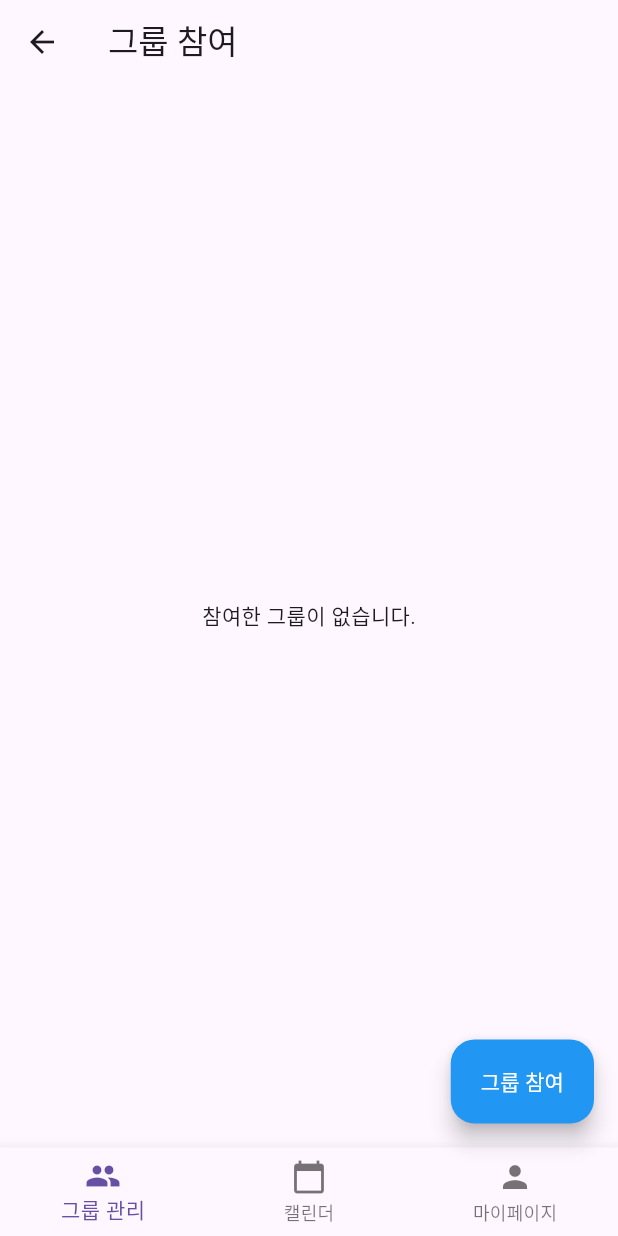
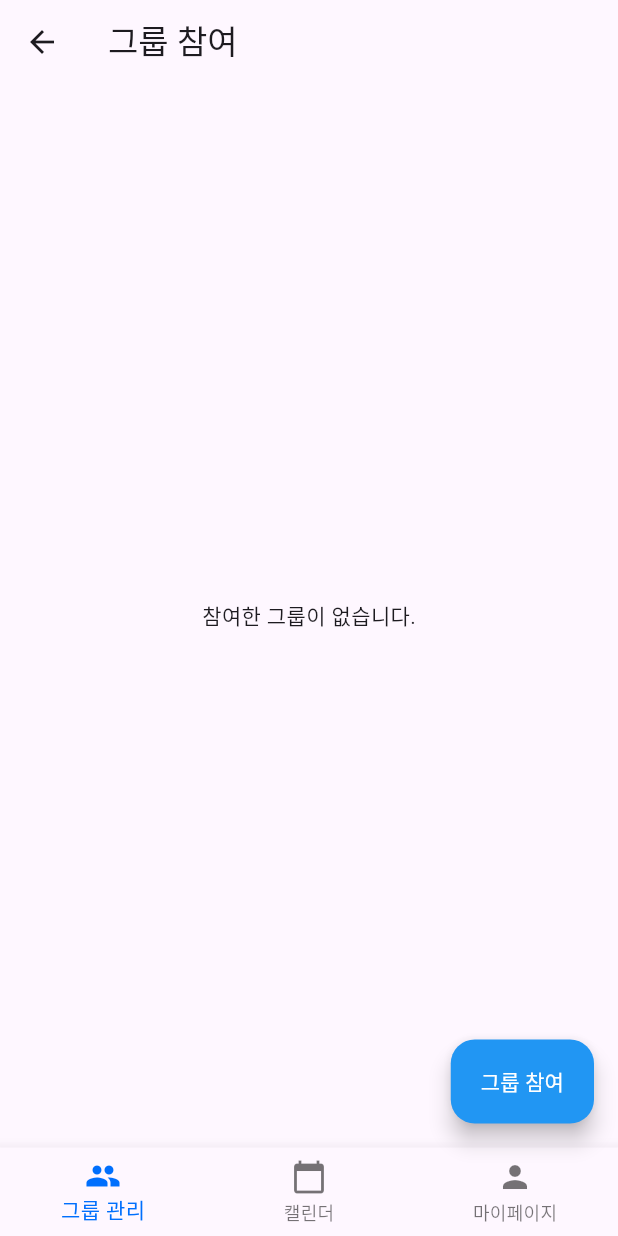
Before and after one commit to DKU-Albamate/capstone1_albamate, a Flutter app: the WorkerGroup screen opened directly, on a phone screen of 412 x 824 dp. Run offline on Flutter 3.47's test engine with Material 3 defaults, Android fonts, the phone set to English and light mode, and no system bars; our stand-ins replace cloud_firestore, firebase_auth, firebase_core, flutter_slidable, image_picker, supabase_flutter; missing offline and left inert: msh_checkbox; accounts and stored records are empty; network calls fail; Roboto replaces fonts that are missing (Pretendard).

Commit message:
네비게이션 바: 선택된 페이지 색 파란색으로 변경

```diff
--- a/albamate_sample/lib/component/home_navigation_worker.dart
+++ b/albamate_sample/lib/component/home_navigation_worker.dart
@@ -35,6 +35,7 @@ class HomeNavigationWorker extends StatelessWidget {
   @override
   Widget build(BuildContext context) {
     return BottomNavigationBar(
+      selectedItemColor: Color(0xff006FFD),
       currentIndex: currentIndex,
       onTap: (index) => _onItemTapped(context, index),
       items: const [
```
